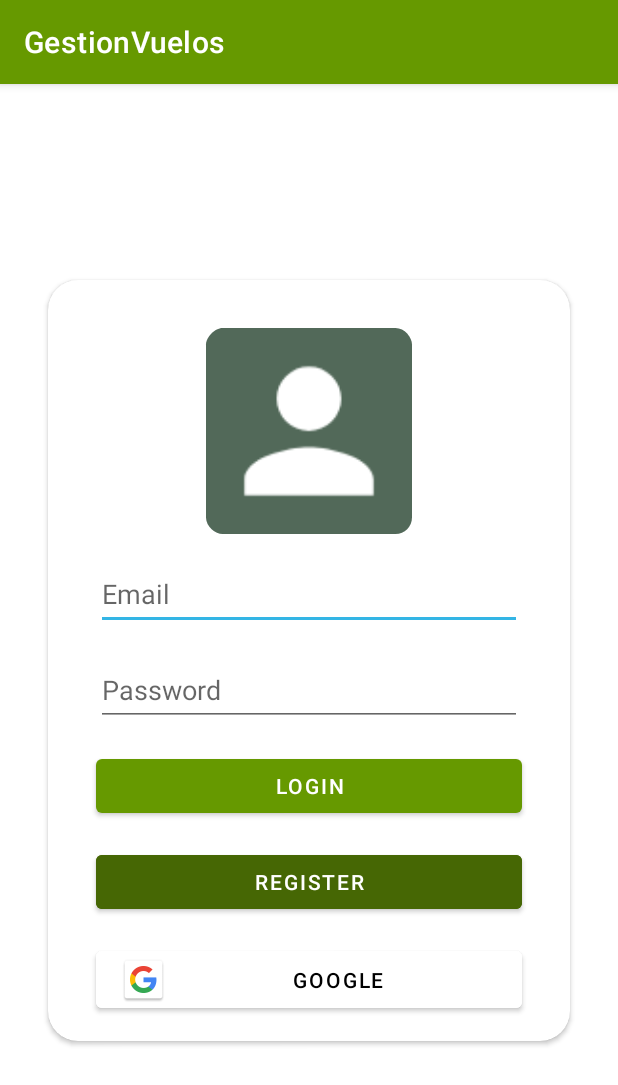
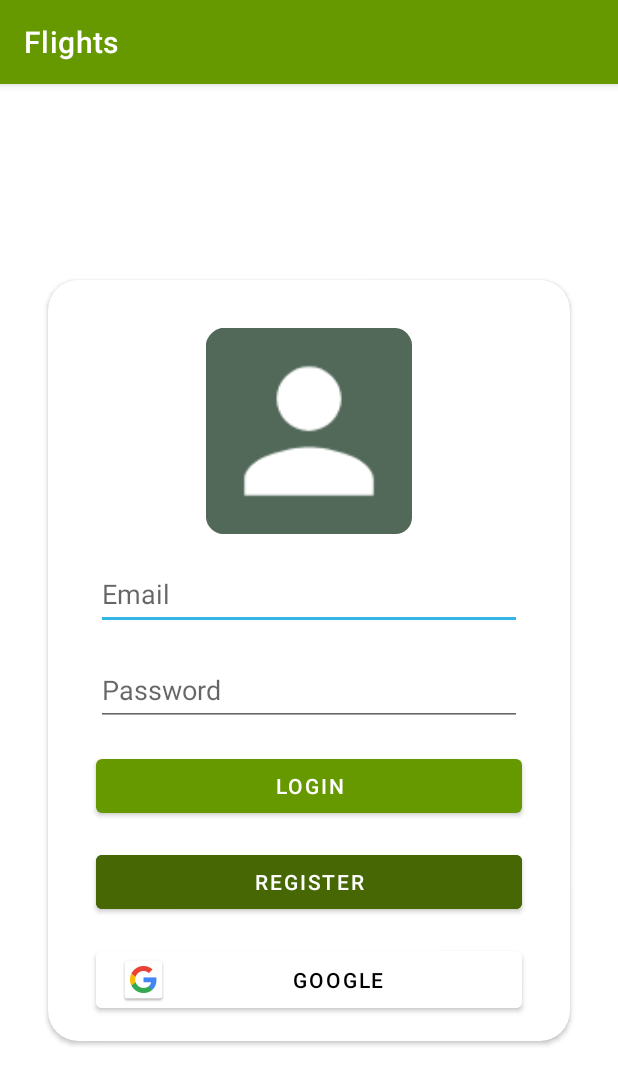
Before and after one commit to braiso-22/GestionVuelos, an Android app: the screen it shows after launch (LoginActivity), on a phone screen of 412 x 824 dp. Shown: the top 1085 px of the screen. Run offline under Robolectric (Android 15) with nearby library versions, the phone set to English and light mode, and no system bars; our stand-ins replace Firebase (no records; nobody signed in at launch, a user with empty details on screens opened directly).

Commit message:
Completamente en inglés

```diff
--- a/app/src/main/res/values/strings.xml
+++ b/app/src/main/res/values/strings.xml
@@ -1,5 +1,5 @@
 <resources>
-    <string name="app_name">GestionVuelos</string>
+    <string name="app_name">Flights</string>
     <string name="prefs_file">com.example.firebasetutorial.PREFERENCE_FILE_KEY</string>
 
     <string name="roundtrip">RoundTrip</string>
@@ -33,4 +33,10 @@
     <string name="leave">you can\'t leave after coming</string>
     <string name="yes">Yes</string>
     <string name="no">No</string>
+    <string name="registro_completo">Correct Registration</string>
+    <string name="problema_registro">An error occurred in the user registration</string>
+    <string name="sintaxis_mal">Incorrect email or password syntax</string>
+    <string name="error_inicio_sesion">Login failed</string>
+    <string name="acceso_correcto">Correct Access</string>
+    <string name="disabled">Disabled Option</string>
 </resources>
```
Also changed, not shown: app/src/main/java/com/example/gestionvuelos/LoginActivity.java (+8 -8 lines).
